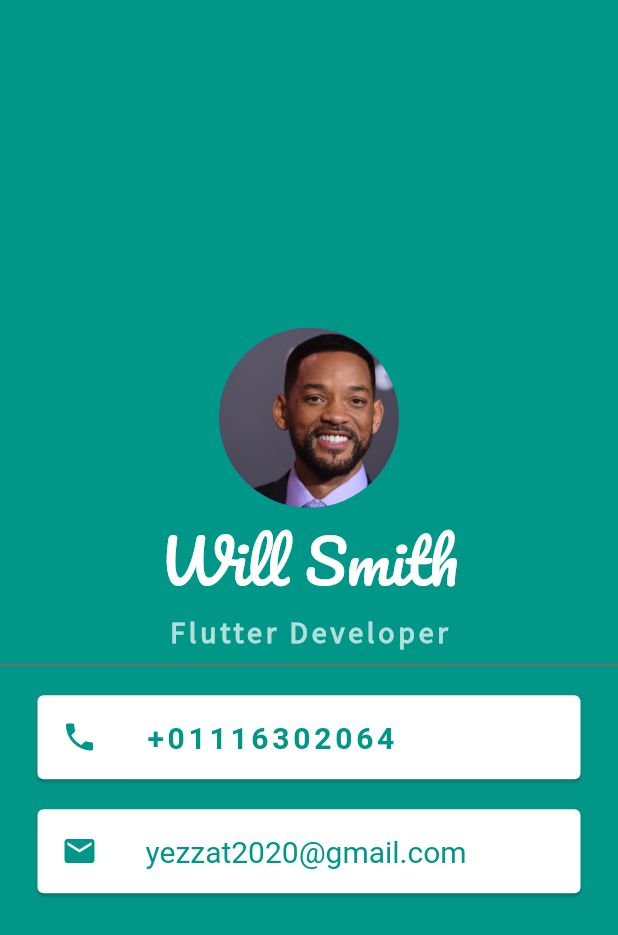
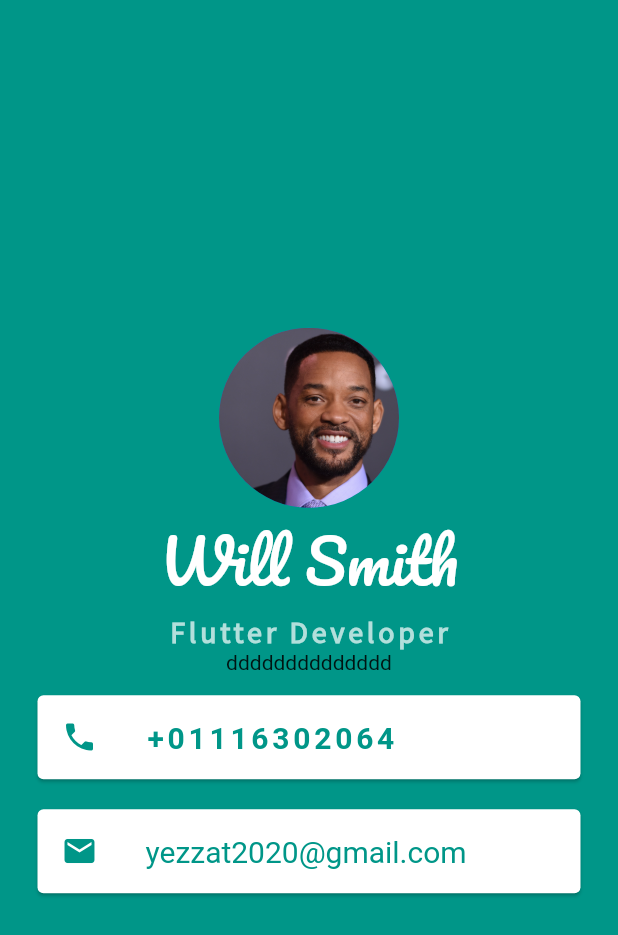
Before and after one commit to yasser2020/Business-Card, a Flutter app: the screen it shows after launch, on a phone screen of 412 x 824 dp. Shown: the top 935 px of the screen. Run offline on Flutter 3.47's test engine with Material 2 defaults, Android fonts, the phone set to English and light mode, and no system bars.

```diff
--- a/lib/main.dart
+++ b/lib/main.dart
@@ -30,7 +30,7 @@ class MyApp extends StatelessWidget {
                 ),
                 SizedBox(
                   height: 20,
-                  child: Divider(color: Colors.red),
+                  child: Text('dddddddddddddd'),
                 ),
                 Card(
                   color: Colors.white,
```
Also changed, not shown: 1 other file.
